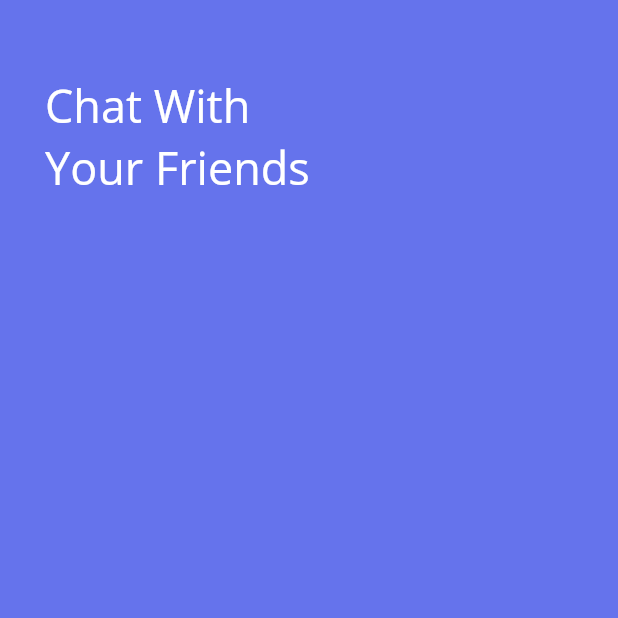
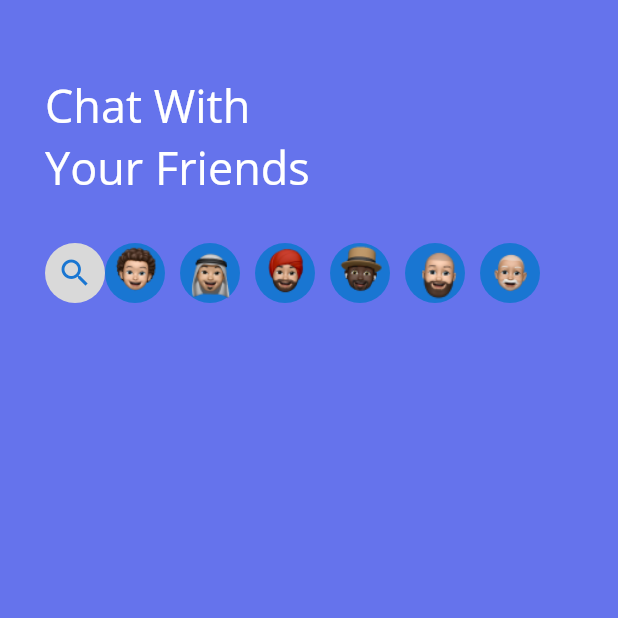
Before and after one commit to marufrobin/chat_app, a Flutter app: the screen it shows after launch, on a phone screen of 412 x 824 dp, the top half of it. Run offline on Flutter 3.47's test engine with Material 2 defaults, Android fonts, the phone set to English and light mode, and no system bars.

Commit message:
user data on the user first row added

```diff
--- a/lib/home_page.dart
+++ b/lib/home_page.dart
@@ -1,3 +1,4 @@
+import 'package:chat_app/widgets/userFirstRow.dart';
 import 'package:flutter/material.dart';
 import 'package:flutter/src/widgets/framework.dart';
 
@@ -11,12 +12,25 @@ class HomePage extends StatelessWidget {
       body: Padding(
         padding: EdgeInsets.only(top: 50, left: 30),
         child: Column(
+          crossAxisAlignment: CrossAxisAlignment.start,
           children: [
             Text(
               "Chat With \nYour Friends",
               style: TextStyle(
                   fontSize: 30, fontFamily: "OpenSans", color: Colors.white),
             ),
+            Container(
+              height: 100,
+              child: Row(
+                children: [
+                  CircleAvatar(
+                    backgroundColor: Color(0xffD9D9D9),
+                    child: Icon(Icons.search),
+                  ),
+                  UserFirstRow()
+                ],
+              ),
+            )
           ],
         ),
       ),
--- /dev/null
+++ b/lib/models/user_data.dart
@@ -0,0 +1,18 @@
+class UserData {
+  int id;
+  String firstName;
+  String lastName;
+  String imageName;
+  UserData(this.id, this.firstName, this.lastName, this.imageName);
+
+  static List<UserData> userList() {
+    return [
+      UserData(1, "Maruf", "Robin", "images/face1.png"),
+      UserData(2, "Maruf", "Robin", "images/face2.png"),
+      UserData(3, "Maruf", "Robin", "images/face3.png"),
+      UserData(4, "Maruf", "Robin", "images/face4.png"),
+      UserData(5, "Maruf", "Robin", "images/face5.png"),
+      UserData(6, "Maruf", "Robin", "images/face6.png")
+    ];
+  }
+}
--- /dev/null
+++ b/lib/widgets/userFirstRow.dart
@@ -0,0 +1,29 @@
+import 'package:chat_app/models/user_data.dart';
+import 'package:flutter/material.dart';
+
+class UserFirstRow extends StatefulWidget {
+  const UserFirstRow({Key? key}) : super(key: key);
+
+  @override
+  State<UserFirstRow> createState() => _UserFirstRowState();
+}
+
+class _UserFirstRowState extends State<UserFirstRow> {
+  final userData = UserData.userList();
+  @override
+  Widget build(BuildContext context) {
+    return Expanded(
+      child: ListView.separated(
+          scrollDirection: Axis.horizontal,
+          itemBuilder: (context, index) {
+            return CircleAvatar(
+              child: Image.asset(userData[index].imageName),
+            );
+          },
+          separatorBuilder: (context, index) => SizedBox(
+                width: 10,
+              ),
+          itemCount: userData.length),
+    );
+  }
+}
```
